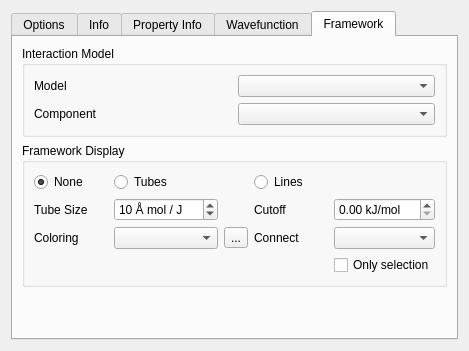
peterspackman/crystalexplorer, file src/childpropertycontroller.ui: the form before one commit.
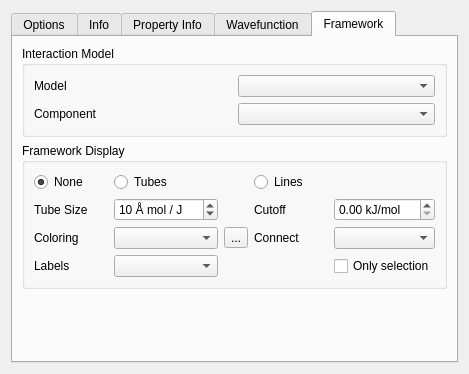
The form after the commit. Icons and pictures are not drawn.

Commit message: Adjustments to text rendering, framework label changes, fix bug in transformation string, adjust export dialog box to persist, add quick export option, add saved slab generation options

What changed in the file:
```diff
--- a/src/childpropertycontroller.ui
+++ b/src/childpropertycontroller.ui
@@ -7,7 +7,7 @@
     <x>0</x>
     <y>0</y>
     <width>469</width>
-    <height>351</height>
+    <height>374</height>
    </rect>
   </property>
   <property name="sizePolicy">
@@ -922,6 +922,16 @@
             </property>
            </widget>
           </item>
+          <item row="5" column="0">
+           <widget class="QLabel" name="frameworkLabelDisplayLabel">
+            <property name="text">
+             <string>Labels</string>
+            </property>
+           </widget>
+          </item>
+          <item row="5" column="1">
+           <widget class="QComboBox" name="frameworkLabelDisplayComboBox"/>
+          </item>
          </layout>
         </widget>
        </item>
```
The commit also changes 17 other files.
